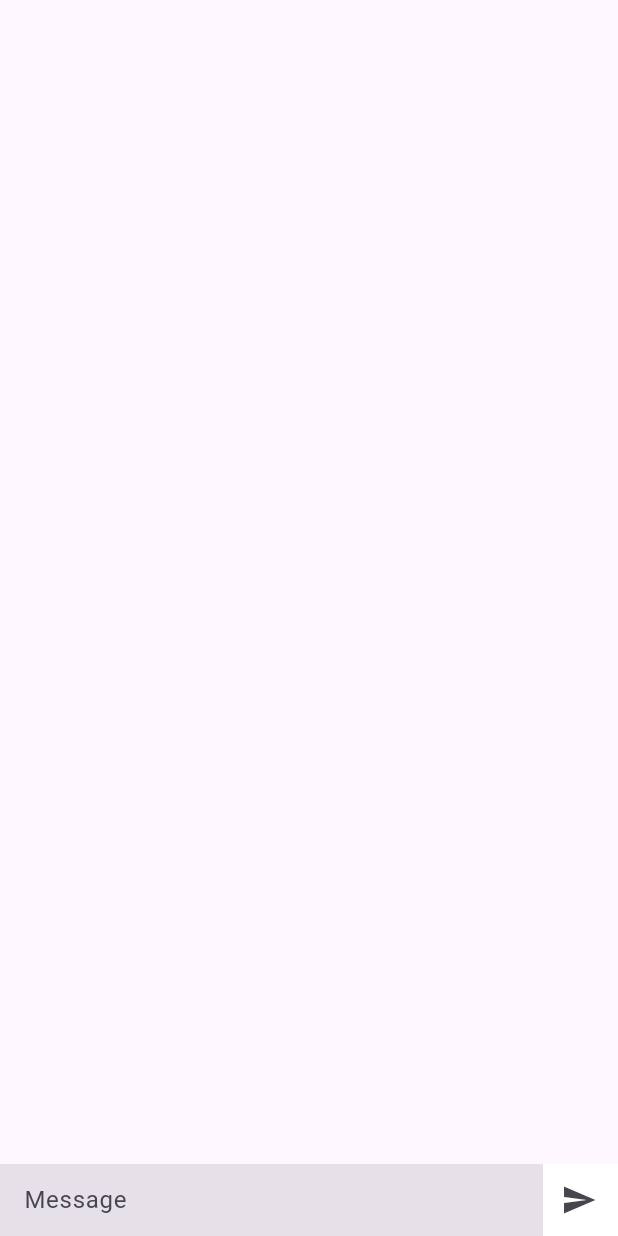
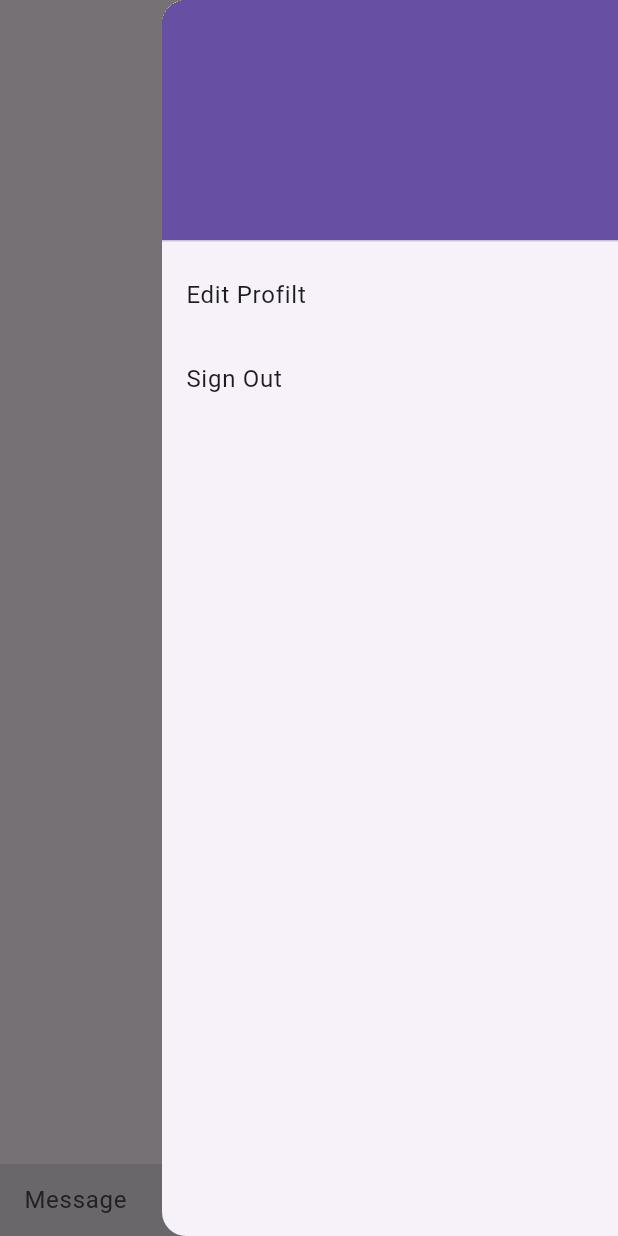
Before and after one commit to masterUNG/IceProJ, a Flutter app: the Chat screen opened directly, with the side drawer open (before the commit the screen has no drawer), on a phone screen of 412 x 824 dp. Run offline on Flutter 3.47's test engine with Material 2 defaults, Android fonts, the phone set to English and light mode, and no system bars; our stand-ins replace chat_bubbles, cloud_firestore, firebase_auth, firebase_core, flutter_signin_button, get and 1 more; accounts and stored records are empty.

Commit message:
finish 3seb

```diff
--- a/lib/main.dart
+++ b/lib/main.dart
@@ -1,17 +1,19 @@
+import 'package:firebase_auth/firebase_auth.dart';
 import 'package:firebase_core/firebase_core.dart';
 import 'package:flutter/material.dart';
 import 'package:get/get.dart';
-
 
 import 'package:iceproj/states/authen.dart';
 
 Future<void> main() async {
   WidgetsFlutterBinding.ensureInitialized();
   await Firebase.initializeApp().then((value) {
+    FirebaseAuth.instance.authStateChanges().listen((event) {
+      print('event ---> $event');
+    });
+
     runApp(const MyApp());
   });
-
-
 }
 
 class MyApp extends StatelessWidget {
--- a/lib/states/chat.dart
+++ b/lib/states/chat.dart
@@ -10,6 +10,7 @@ import 'package:iceproj/utility/app_service.dart';
 import 'package:iceproj/widgets/widget_form.dart';
 import 'package:iceproj/widgets/widget_icon_button.dart';
 import 'package:iceproj/widgets/widget_image_avatar.dart';
+import 'package:iceproj/widgets/widget_menu.dart';
 
 class Chat extends StatefulWidget {
   const Chat({super.key});
@@ -35,6 +36,16 @@ class _ChatState extends State<Chat> {
         print('userModels ---> ${appController.userModles.length}');
         return Scaffold(
           appBar: mainAppBar(),
+          endDrawer: Drawer(
+            child:
+                Column(
+                  children: [
+                    UserAccountsDrawerHeader(accountName: null, accountEmail: null),
+                    WidgetMenu(titleWidget: Text('Edit Profilt')),
+                    WidgetMenu(titleWidget: Text('Sign Out')),
+                  ],
+                ),
+          ),
           body: SafeArea(
             child: GestureDetector(
               onTap: () {
@@ -55,9 +66,12 @@ class _ChatState extends State<Chat> {
                               ? MainAxisAlignment.end
                               : MainAxisAlignment.start,
                           children: [
-                            appController.chatModels[index].mapSender['uid'] == appController.userModles.last.uid ? const SizedBox() : WidgetImageAvatar(
-                                urlImage: appController
-                                    .chatModels[index].mapSender['avatar']),
+                            appController.chatModels[index].mapSender['uid'] ==
+                                    appController.userModles.last.uid
+                                ? const SizedBox()
+                                : WidgetImageAvatar(
+                                    urlImage: appController
+                                        .chatModels[index].mapSender['avatar']),
                             BubbleSpecialThree(
                               text: appController.chatModels[index].message,
                               color: Colors.purple,
--- /dev/null
+++ b/lib/widgets/widget_menu.dart
@@ -0,0 +1,24 @@
+// ignore_for_file: public_member_api_docs, sort_constructors_first
+import 'package:flutter/material.dart';
+
+class WidgetMenu extends StatelessWidget {
+  const WidgetMenu({
+    Key? key,
+    this.leadWidget,
+    required this.titleWidget,
+    this.subTitleWidget,
+  }) : super(key: key);
+
+  final Widget? leadWidget;
+  final Widget titleWidget;
+  final Widget? subTitleWidget;
+
+  @override
+  Widget build(BuildContext context) {
+    return ListTile(
+      title: titleWidget,
+      leading: leadWidget,
+      subtitle: subTitleWidget,
+    );
+  }
+}
```
